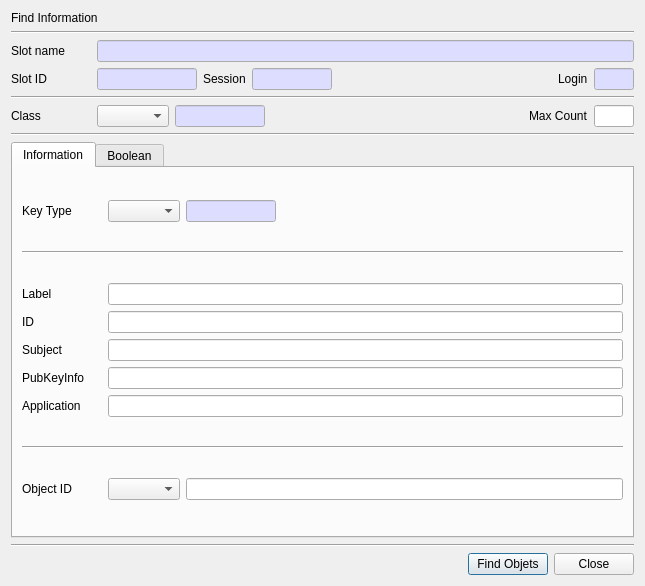
Qt form CryptokiMan/find_object_dlg.ui (jykim74/CryptokiMan) before a commit.
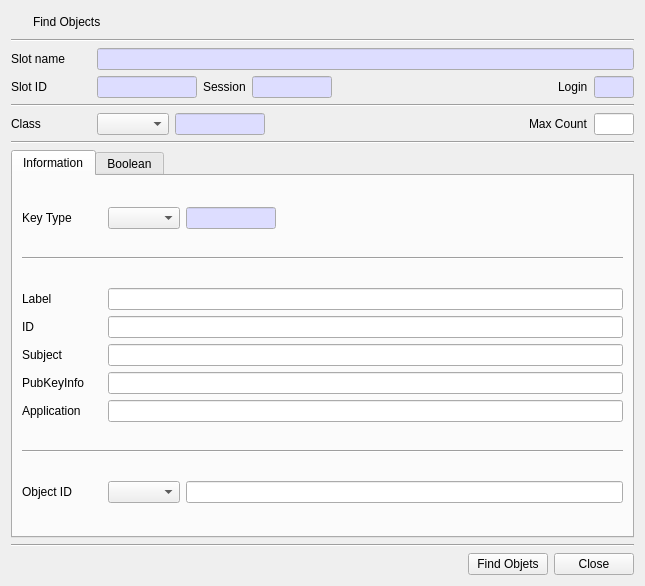
The same form after that commit. Icons and pictures are not drawn.

```diff
--- a/CryptokiMan/find_object_dlg.ui
+++ b/CryptokiMan/find_object_dlg.ui
@@ -15,11 +15,41 @@
   </property>
   <layout class="QVBoxLayout" name="verticalLayout">
    <item>
-    <widget class="QLabel" name="label">
-     <property name="text">
-      <string>Find Information</string>
-     </property>
-    </widget>
+    <layout class="QGridLayout" name="gridLayout_9">
+     <item row="0" column="1">
+      <widget class="QLabel" name="label">
+       <property name="text">
+        <string>Find Objects</string>
+       </property>
+      </widget>
+     </item>
+     <item row="0" column="0">
+      <widget class="QPushButton" name="pushButton">
+       <property name="minimumSize">
+        <size>
+         <width>16</width>
+         <height>0</height>
+        </size>
+       </property>
+       <property name="maximumSize">
+        <size>
+         <width>16</width>
+         <height>16777215</height>
+        </size>
+       </property>
+       <property name="text">
+        <string/>
+       </property>
+       <property name="icon">
+        <iconset resource="cryptokiman.qrc">
+         <normaloff>:/images/find.png</normaloff>:/images/find.png</iconset>
+       </property>
+       <property name="flat">
+        <bool>true</bool>
+       </property>
+      </widget>
+     </item>
+    </layout>
    </item>
    <item>
     <widget class="Line" name="line">
```
Left out of the diff: 4 changed lines with no effect on the pictures.
